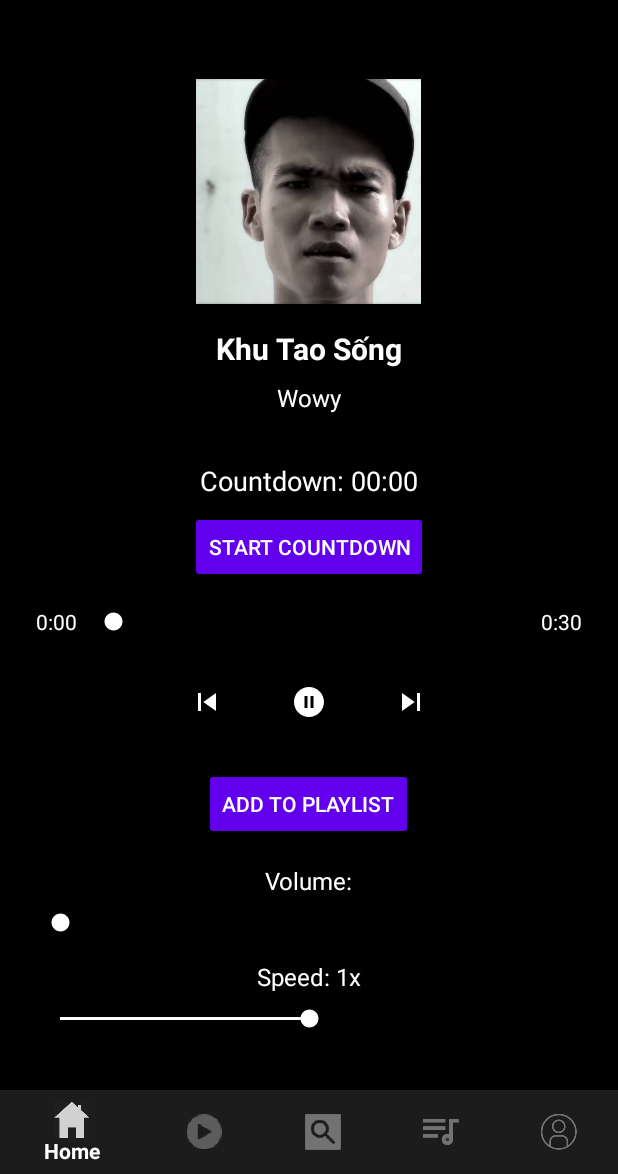
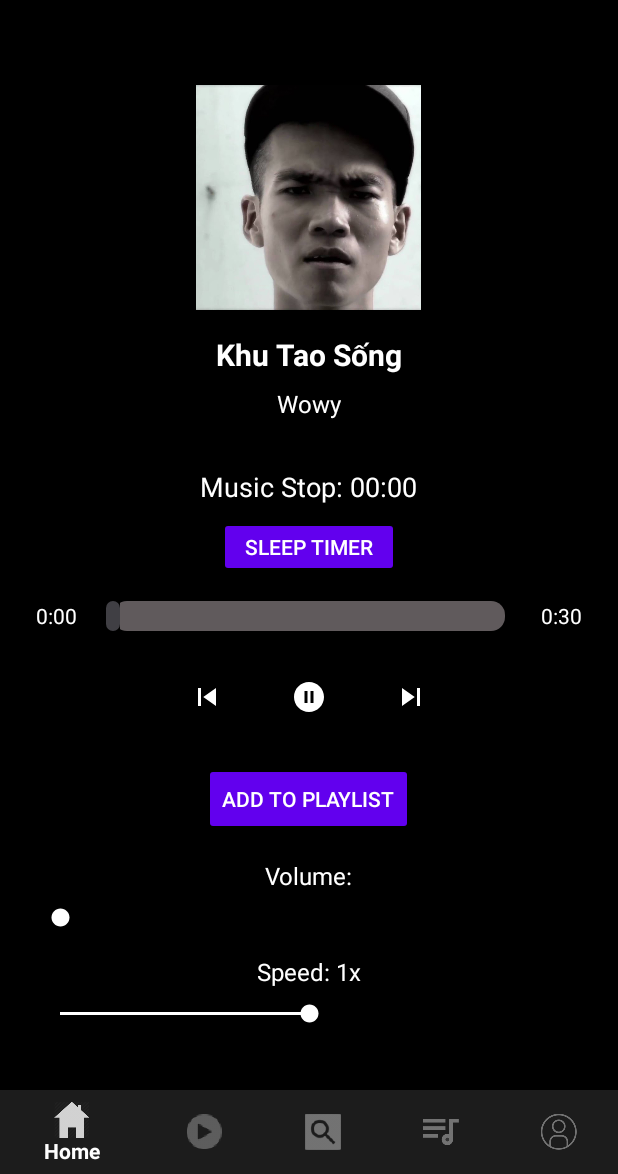
Before and after one commit to trieupham1/My_Music_player, an Android app: the PlayFragment screen opened through its navigation route, after a tap on "Previous", on a phone screen of 412 x 824 dp, the part 62-1236 px from its top. Run offline under Robolectric (Android 15) with nearby library versions, the phone set to English and light mode, and no system bars; our stand-ins replace Firebase (no records; nobody signed in at launch, a user with empty details on screens opened directly), navigation-ui.

Commit message:
update seekbar

```diff
--- a/app/src/main/java/com/tdtu/my_music_player/PlayerSet/PlayFragment.java
+++ b/app/src/main/java/com/tdtu/my_music_player/PlayerSet/PlayFragment.java
@@ -153,7 +153,7 @@ public class PlayFragment extends Fragment {
     private void updateCountdownText() {
         int minutes = (int) (timeLeftInMillis / 1000) / 60;
         int seconds = (int) (timeLeftInMillis / 1000) % 60;
-        tvCountdownTimer.setTextColor(getResources().getColor(android.R.color.black)); // Set text color to black
+        tvCountdownTimer.setTextColor(getResources().getColor(android.R.color.white)); // Set text color to black
         tvCountdownTimer.setText(String.format("Countdown: %02d:%02d", minutes, seconds));
     }
 
--- /dev/null
+++ b/app/src/main/res/drawable/custom_seekbar.xml
@@ -0,0 +1,27 @@
+<?xml version="1.0" encoding="utf-8"?>
+<layer-list xmlns:android="http://schemas.android.com/apk/res/android">
+    <!-- color, size, shape height of seekbar -->
+    <item android:gravity="center_vertical">
+        <shape android:shape="rectangle">
+            <solid android:color="#605A5C"/>
+            <size android:height="20dp"/>
+            <corners android:radius="9dp"/>
+        </shape>
+    </item>
+    <!-- color, size, shape height of seekbar when u drag it-->
+    <item android:gravity="center_vertical">
+        <scale android:scaleWidth="100%">
+            <selector>
+                <item android:state_enabled="false"
+                    android:drawable="@color/dark_gray"/>
+                <item>
+                    <shape android:shape="rectangle">
+                        <solid android:color="@color/secondaryBackground"/>
+                        <size android:height="20dp"/>
+                        <corners android:radius="9dp"/>
+                    </shape>
+                </item>
+            </selector>
+        </scale>
+    </item>
+</layer-list>
--- /dev/null
+++ b/app/src/main/res/drawable/thumb.xml
@@ -0,0 +1,6 @@
+<?xml version="1.0" encoding="utf-8"?>
+<shape xmlns:android="http://schemas.android.com/apk/res/android">
+    <solid android:color="@color/secondaryBackground"/>
+    <size android:height="20dp" android:width="9dp"/>
+    <corners android:radius="5dp"/>
+</shape>
--- a/app/src/main/res/layout/fragment_play.xml
+++ b/app/src/main/res/layout/fragment_play.xml
@@ -53,18 +53,18 @@
             android:layout_height="wrap_content"
             android:layout_gravity="center"
             android:layout_marginTop="16dp"
-            android:text="Countdown: 00:00"
+            android:text="Music Stop: 00:00"
             android:textColor="#FFFFFFFF"
             android:textSize="18sp" />
 
         <!-- Start/Stop Timer Button -->
         <Button
             android:id="@+id/btn_start_timer"
-            android:layout_width="wrap_content"
-            android:layout_height="wrap_content"
+            android:layout_width="120dp"
+            android:layout_height="40dp"
             android:layout_gravity="center"
             android:layout_marginTop="8dp"
-            android:text="Start Countdown"
+            android:text="Sleep timer"
             android:backgroundTint="#FF6200EE"
             android:textColor="#FFFFFF" />
 
@@ -90,9 +90,10 @@
                 android:layout_width="0dp"
                 android:layout_height="wrap_content"
                 android:layout_weight="1"
-                android:progressTint="#FFFFFF"
-                android:thumbTint="#FFFFFF"
-                android:backgroundTint="#FFFFFF" />
+                android:max="50"
+                android:progress="0"
+                android:progressDrawable="@drawable/custom_seekbar"
+                android:thumb="@drawable/thumb" />
 
             <TextView
                 android:id="@+id/tv_total_duration"
```
